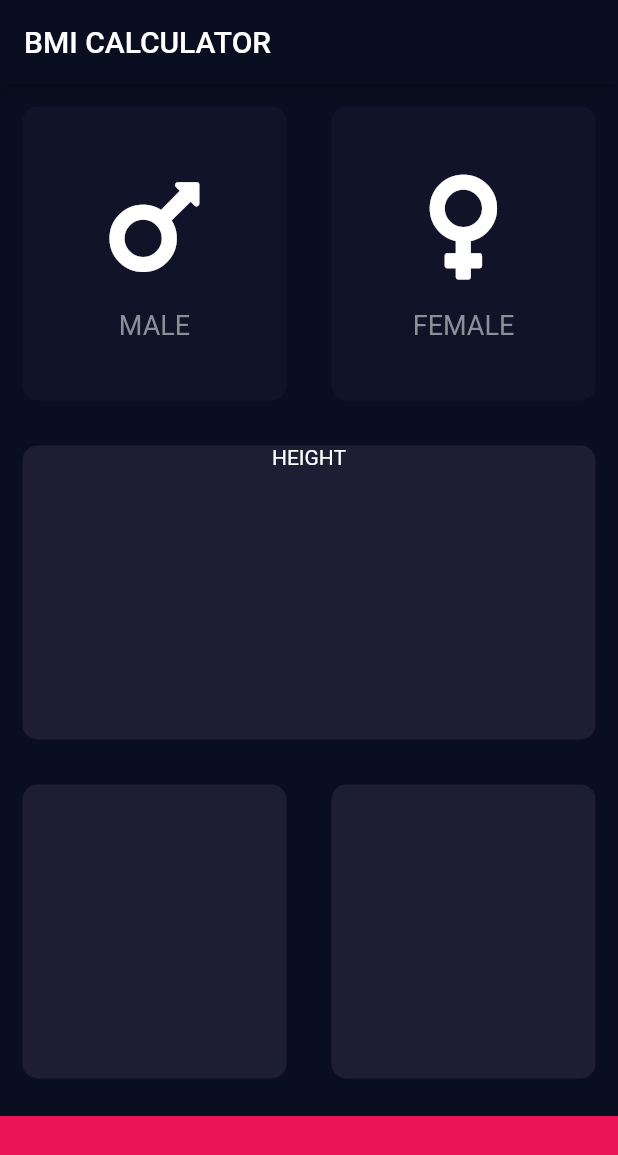
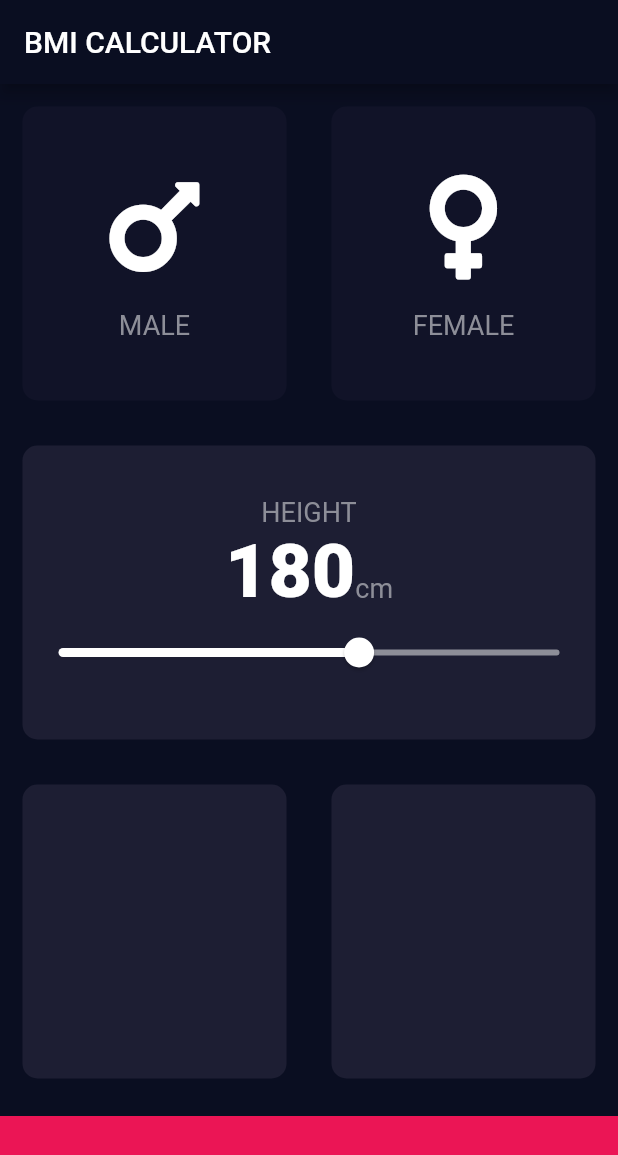
Before and after one commit to maleina/BMI-Calculator, a Flutter app: the screen it shows after launch, on a phone screen of 412 x 824 dp. Shown: the top 1155 px of the screen. Run offline on Flutter 3.47's test engine with Material 2 defaults, Android fonts, the phone set to English and light mode, and no system bars; our stand-ins replace font_awesome_flutter.

Commit message:
feat: Add height card with slider

```diff
--- a/lib/constants.dart
+++ b/lib/constants.dart
@@ -4,8 +4,15 @@ const kBottomContainerHeight = 80.0;
 const kBottomContainerColor = Color(0xFFEB1555);
 const kActiveCardColour = Color(0xFF1D1E33);
 const kInactiveCardColour = Color(0xFF111328);
+const kMinHeight = 120.0;
+const kMaxHeight = 220.0;
 
 const kLabelTextStyle = TextStyle(
   fontSize: 18.0,
   color: Color(0xFF8D8E98),
 );
+
+const kNumberTextStyle = TextStyle(
+  fontSize: 50.0,
+  fontWeight: FontWeight.w900,
+);
--- a/lib/input_page.dart
+++ b/lib/input_page.dart
@@ -16,6 +16,7 @@ class InputPage extends StatefulWidget {
 
 class _InputPageState extends State<InputPage> {
   Gender selectedGender;
+  int height = 180;
 
   @override
   Widget build(BuildContext context) {
@@ -24,6 +25,7 @@ class _InputPageState extends State<InputPage> {
         title: Text('BMI CALCULATOR'),
       ),
       body: Column(
+        crossAxisAlignment: CrossAxisAlignment.stretch,
         children: [
           Expanded(
             child: Row(
@@ -70,8 +72,39 @@ class _InputPageState extends State<InputPage> {
                   child: ReusableCard(
                     colour: kActiveCardColour,
                     cardChild: Column(
+                      mainAxisAlignment: MainAxisAlignment.center,
                       children: [
-                        Text('HEIGHT'),
+                        Text(
+                          'HEIGHT',
+                          style: kLabelTextStyle,
+                        ),
+                        Row(
+                          mainAxisAlignment: MainAxisAlignment.center,
+                          crossAxisAlignment: CrossAxisAlignment.baseline,
+                          textBaseline: TextBaseline.alphabetic,
+                          children: [
+                            Text(
+                              height.toString(),
+                              style: kNumberTextStyle,
+                            ),
+                            Text(
+                              'cm',
+                              style: kLabelTextStyle,
+                            ),
+                          ],
+                        ),
+                        Slider(
+                          value: height.toDouble(),
+                          min: kMinHeight,
+                          max: kMaxHeight,
+                          activeColor: Colors.white,
+                          inactiveColor: Color(0xFF8D8E98),
+                          onChanged: (double newValue) {
+                            setState(() {
+                              height = newValue.round();
+                            });
+                          },
+                        ),
                       ],
                     ),
                   ),
```
